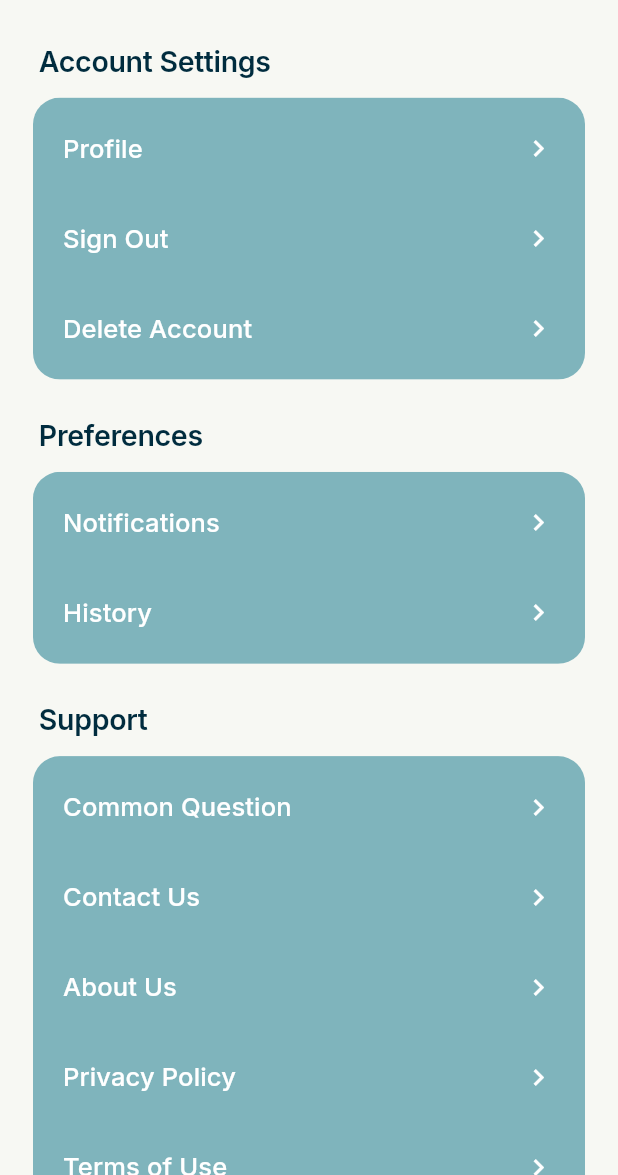
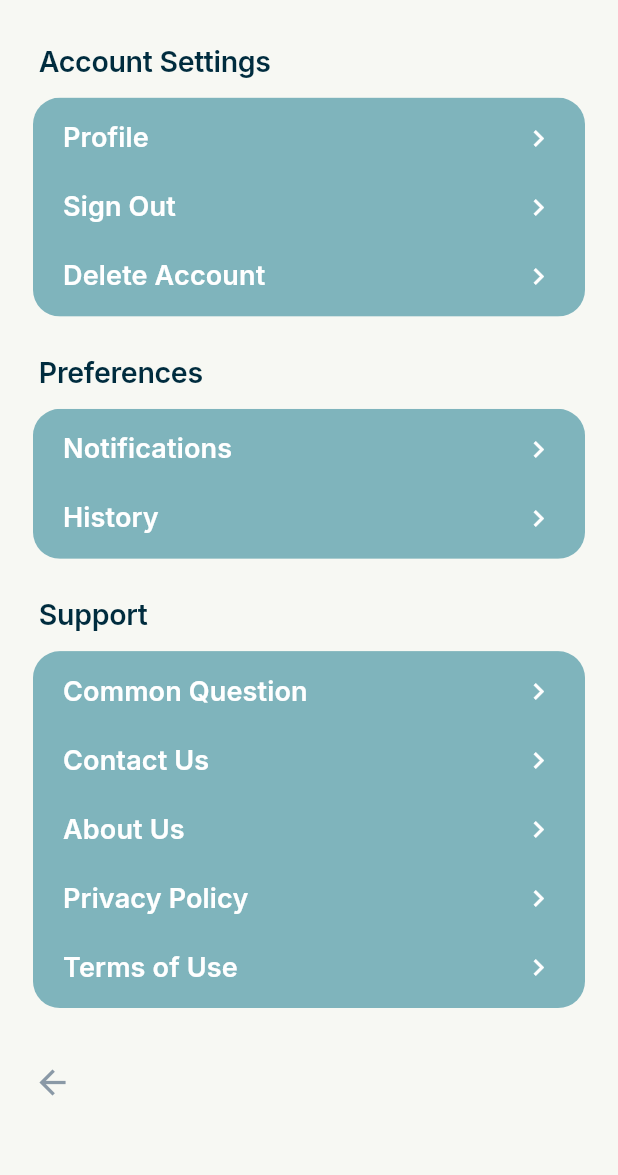
Before and after one commit to Technoviaan/Solo-app-flutter, a Flutter app: the MorePage screen opened directly, on a phone screen of 412 x 824 dp, the part 61-1236 px from its top. Run offline on Flutter 3.47's test engine with Material 3 defaults, Android fonts, the phone set to English and light mode, and no system bars; our stand-ins replace app_links, audioplayers, country_code_picker, firebase_core, firebase_messaging, flutter_bloc and 10 more; missing offline and left inert: alarm, android_intent_plus; accounts and stored records are empty; network calls fail.

Commit message:
1st commit

```diff
--- a/lib/home/checkin/check_in_page.dart
+++ b/lib/home/checkin/check_in_page.dart
@@ -298,7 +298,7 @@
       return "Check-in confirmed\nGlad you're OK";
     }
     if (state == "alert") {
-      return "Your contacts have been alerted";
+      return "Your contacts have been alerted\nIf you’re safe, please let them know";
     }
     if (isSOSPending) {
       return "Tap SOS again to confirm";
@@ -425,11 +425,6 @@
                 child: Stack(
                   alignment: Alignment.center,
                   children: [
-                    // 🛠️ FIX: was wrapped in Transform.rotate(angle: -pi/2),
-                    // which shifted the countdown ring's start point away
-                    // from top-center (Flutter's CircularProgressIndicator
-                    // already starts at 12 o'clock and sweeps clockwise by
-                    // default, so the extra rotation is removed).
                     SizedBox(
                       height: 308.w,
                       width: 308.w,
--- a/lib/home/more_page.dart
+++ b/lib/home/more_page.dart
@@ -246,7 +246,7 @@
         child: Padding(
           padding: const EdgeInsets.symmetric(
             horizontal: 20,
-            vertical: 18,
+            vertical: 10,
           ),
           child: Row(
             mainAxisAlignment: MainAxisAlignment.spaceBetween,
@@ -254,8 +254,8 @@
               Text(
                 title,
                 style: const TextStyle(
-                  fontSize: 17,
-                  fontWeight: FontWeight.w500,
+                  fontSize: 18,
+                  fontWeight: FontWeight.w600,
                   color: Colors.white,
                   letterSpacing: 0.1,
                 ),
@@ -558,6 +558,7 @@
             ),
           ),
         );
+
       },
     );
   }
```
